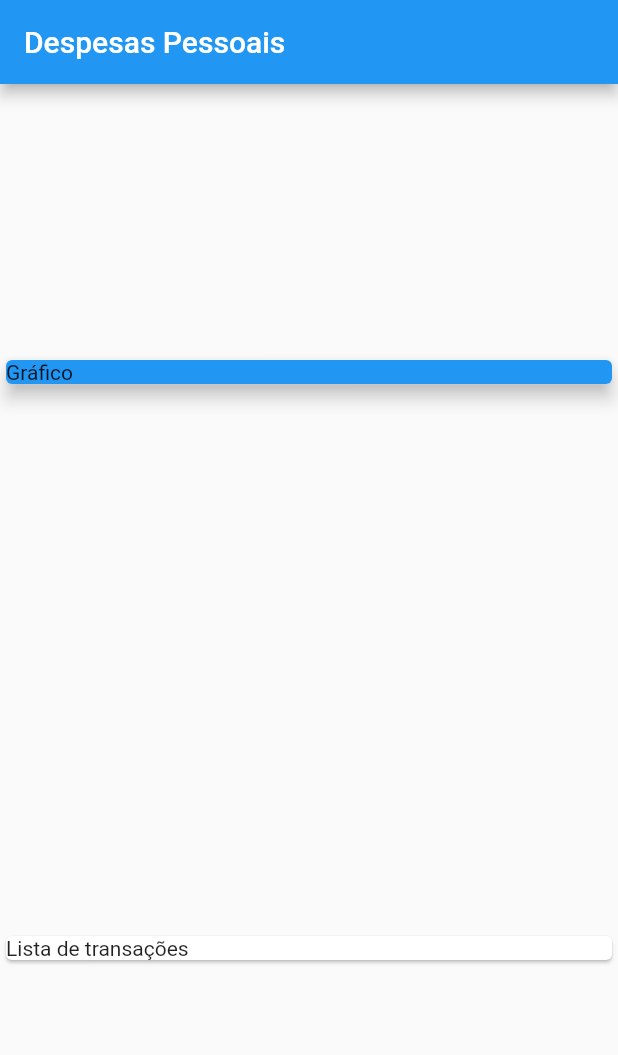
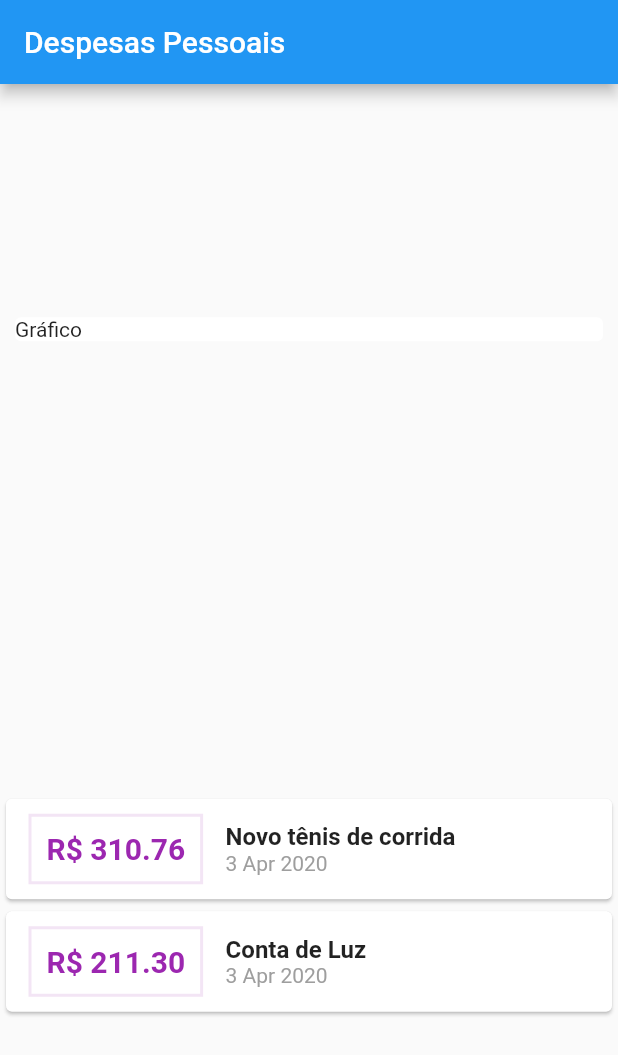
Before and after one commit to Wkerlyson/expenses, a Flutter app: the screen it shows after launch, on a phone screen of 412 x 824 dp. Shown: the top 1055 px of the screen. Run offline on Flutter 3.47's test engine with Material 2 defaults, Android fonts, the phone set to English and light mode, and no system bars.

Commit message:
Installing External Intl Package

```diff
--- a/lib/main.dart
+++ b/lib/main.dart
@@ -1,9 +1,20 @@
 import 'package:expenses/models/transaction.dart';
 import 'package:flutter/material.dart';
+import 'package:intl/intl.dart';
 
 main() => runApp(ExpensesApp());
 
 class ExpensesApp extends StatelessWidget {
+  @override
+  Widget build(BuildContext context) {
+    return MaterialApp(
+      debugShowCheckedModeBanner: false,
+      home: MyHomePage(),
+    );
+  }
+}
+
+class MyHomePage extends StatelessWidget {
   final _transactions = [
     Transaction(
       id: 't1',
@@ -14,21 +25,11 @@ class ExpensesApp extends StatelessWidget {
     Transaction(
       id: 't2',
       title: 'Conta de Luz',
-      value: 2011.30,
+      value: 211.30,
       date: DateTime.now(),
     )
   ];
 
-  @override
-  Widget build(BuildContext context) {
-    return MaterialApp(
-      debugShowCheckedModeBanner: false,
-      home: MyHomePage(),
-    );
-  }
-}
-
-class MyHomePage extends StatelessWidget {
   @override
   Widget build(BuildContext context) {
     return Scaffold(
@@ -41,14 +42,53 @@ class MyHomePage extends StatelessWidget {
         children: <Widget>[
           Container(
             child: Card(
-              color: Colors.blue,
-              elevation: 5,
+              margin: EdgeInsets.all(10),
+              color: Colors.grey[150],
+              elevation: 0,
               child: Text('Gráfico'),
             ),
           ),
-          Card(
-            child: Text('Lista de transações'),
-          )
+          Column(
+            children: _transactions.map((tr) {
+              return Card(
+                child: Row(
+                  children: <Widget>[
+                    Container(
+                      margin:
+                          EdgeInsets.symmetric(horizontal: 15, vertical: 10),
+                      decoration: BoxDecoration(
+                        border: Border.all(color: Colors.purple[50], width: 2),
+                      ),
+                      padding: EdgeInsets.all(10),
+                      child: Text(
+                        'R\$ ${tr.value.toStringAsFixed(2)}',
+                        style: TextStyle(
+                            fontWeight: FontWeight.bold,
+                            fontSize: 20,
+                            color: Colors.purple),
+                      ),
+                    ),
+                    Column(
+                      crossAxisAlignment: CrossAxisAlignment.start,
+                      children: <Widget>[
+                        Text(
+                          tr.title,
+                          style: TextStyle(
+                            fontWeight: FontWeight.bold,
+                            fontSize: 16,
+                          ),
+                        ),
+                        Text(
+                          DateFormat('d MMM y').format(tr.date),
+                          style: TextStyle(color: Colors.grey),
+                        )
+                      ],
+                    )
+                  ],
+                ),
+              );
+            }).toList(),
+          ),
         ],
       ),
     );
--- a/pubspec.yaml
+++ b/pubspec.yaml
@@ -19,6 +19,7 @@ environment:
 dependencies:
   flutter:
     sdk: flutter
+  intl: 0.16.1
 
   # The following adds the Cupertino Icons font to your application.
   # Use with the CupertinoIcons class for iOS style icons.
```
Also changed, not shown: pubspec.lock.
